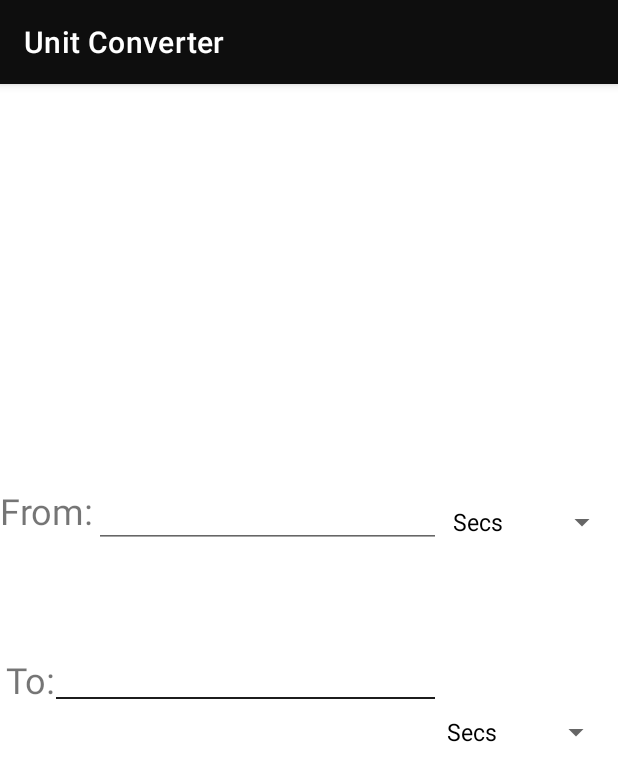
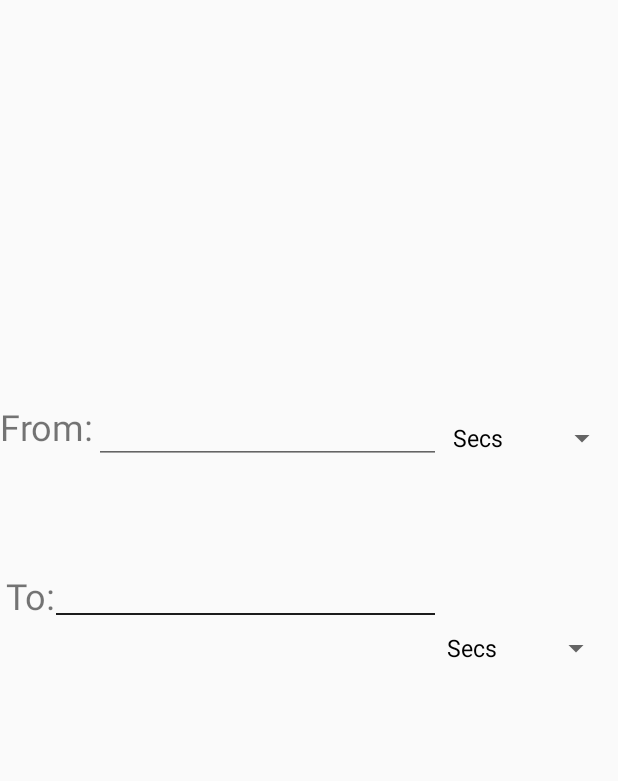
Before and after one commit to 7kashif/Unit_Converter, an Android app: the screen it shows after launch (MainActivity), after a tap on an icon or button, on a phone screen of 412 x 824 dp. Shown: the top 781 px of the screen. Run offline under Robolectric (Android 15) with nearby library versions, the phone set to English and light mode, and no system bars; our stand-ins replace data binding.

Commit message:
First commit.

```diff
--- a/app/build.gradle
+++ b/app/build.gradle
@@ -7,7 +7,7 @@ plugins {
 
 android {
     compileSdkVersion 30
-    buildToolsVersion "30.0.2"
+    buildToolsVersion "30.0.3"
 
     defaultConfig {
         applicationId "com.example.unitconverter"
@@ -39,7 +39,7 @@ android {
 
 dependencies {
 
-    implementation "org.jetbrains.kotlin:kotlin-stdlib:$kotlin_version"
+    implementation "org.jetbrains.kotlin:kotlin-stdlib:1.5.0"
     implementation 'androidx.core:core-ktx:1.3.2'
     implementation 'androidx.appcompat:appcompat:1.2.0'
     implementation 'com.google.android.material:material:1.3.0'
--- a/app/src/main/res/values-night/themes.xml
+++ b/app/src/main/res/values-night/themes.xml
@@ -1,20 +1,20 @@
 <resources xmlns:tools="http://schemas.android.com/tools">
     <!-- Base application theme. -->
-    <style name="Theme_UnitConverter" parent="Theme.MaterialComponents.DayNight.DarkActionBar">
+    <style name="Theme_UnitConverter" parent="Theme.AppCompat.DayNight.NoActionBar">
         <!-- Primary brand color. -->
-        <item name="colorPrimary">@color/off_black</item>
+        <item name="colorPrimary">#0E0E0E</item>
         <item name="colorPrimaryVariant">@color/black</item>
         <item name="colorOnPrimary">@color/white</item>
         <!-- Secondary brand color. -->
         <item name="colorSecondary">@color/teal_200</item>
-        <item name="colorSecondaryVariant">@color/teal_200</item>
+        <item name="colorSecondaryVariant">@color/teal_700</item>
         <item name="colorOnSecondary">@color/black</item>
         <!-- Status bar color. -->
         <item name="android:statusBarColor" tools:targetApi="l">?attr/colorPrimaryVariant</item>
         <!-- Customize your theme here. -->
     </style>
     <style name="splashScreenTheme"
-        parent="Theme.MaterialComponents.DayNight.DarkActionBar">
+        parent="Theme.AppCompat.DayNight.NoActionBar">
         <item name="android:windowBackground">@drawable/splash_screen</item>
         <item name="android:statusBarColor">@color/black</item>
     </style>
--- a/app/src/main/res/values/themes.xml
+++ b/app/src/main/res/values/themes.xml
@@ -1,6 +1,6 @@
 <resources xmlns:tools="http://schemas.android.com/tools">
     <!-- Base application theme. -->
-    <style name="Theme_UnitConverter" parent="Theme.MaterialComponents.Light.DarkActionBar">
+    <style name="Theme_UnitConverter" parent="Theme.AppCompat.DayNight.NoActionBar">
         <!-- Primary brand color. -->
         <item name="colorPrimary">#0E0E0E</item>
         <item name="colorPrimaryVariant">@color/black</item>
@@ -14,7 +14,7 @@
         <!-- Customize your theme here. -->
     </style>
     <style name="splashScreenTheme"
-        parent="Theme.MaterialComponents.DayNight.DarkActionBar">
+        parent="Theme.AppCompat.DayNight.NoActionBar">
         <item name="android:windowBackground">@drawable/splash_screen</item>
         <item name="android:statusBarColor">@color/black</item>
     </style>
```
Also changed, not shown: app/src/main/res/layout/fragment_home.xml (+19 -25 lines), build.gradle (+4 -4 lines).
